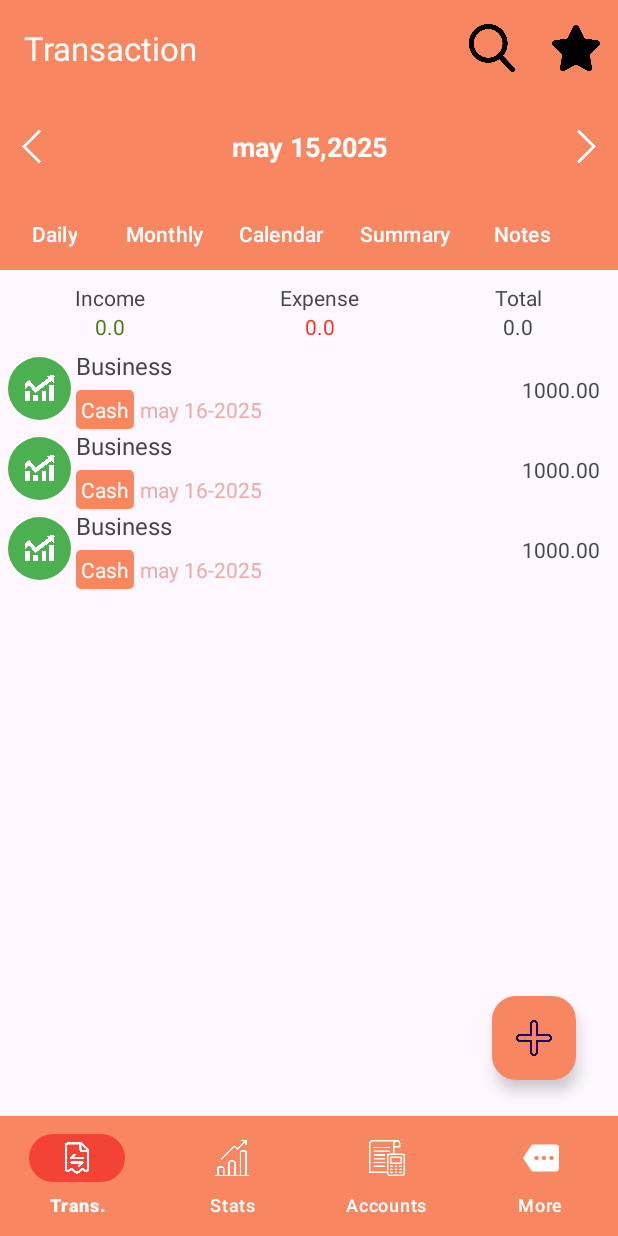
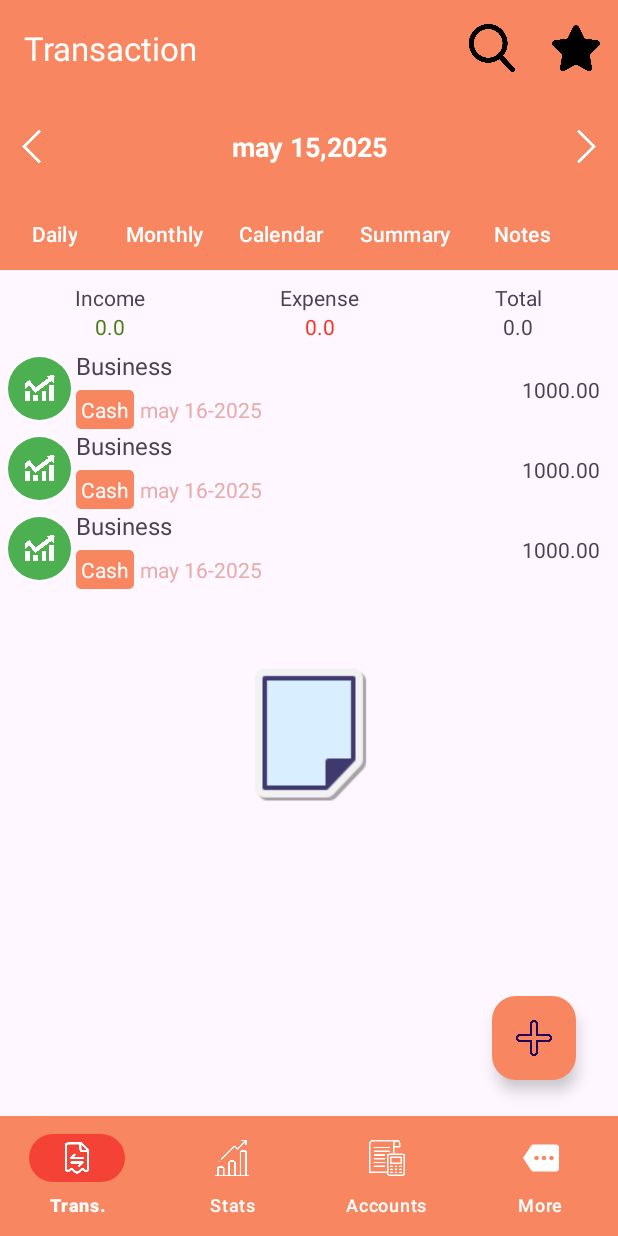
Before and after one commit to naikajsevak/ExpenseTracker, an Android app: the layout activity_main.xml on its own in the app's theme, with its tools: preview values and no code run, on a phone screen of 412 x 824 dp. Run offline under Robolectric (Android 15) with nearby library versions, the phone set to English and light mode, and no system bars; Roboto replaces fonts that are not available here.

```diff
--- a/app/src/main/java/com/example/expensetracker/viewmodel/MainViewModel.java
+++ b/app/src/main/java/com/example/expensetracker/viewmodel/MainViewModel.java
@@ -70,6 +70,10 @@ public class MainViewModel extends AndroidViewModel {
         realm.beginTransaction();
         realm.copyToRealmOrUpdate(transaction);
         realm.commitTransaction();
-
+    }
+    public void deleteTransaction()
+    {
+        realm.beginTransaction();
+        realm.commitTransaction();
     }
 }
--- a/app/src/main/res/layout/activity_main.xml
+++ b/app/src/main/res/layout/activity_main.xml
@@ -6,6 +6,7 @@
     android:layout_height="match_parent"
     tools:context=".views.activities.MainActivity"
     tools:menu="@menu/bottom_menu">
+
     <androidx.recyclerview.widget.RecyclerView
         android:id="@+id/transactionList"
         android:layout_width="0dp"
@@ -13,8 +14,10 @@
         app:layout_constraintBottom_toTopOf="@+id/bottomNavigationView"
         app:layout_constraintEnd_toEndOf="parent"
 
+        app:layout_constraintHorizontal_bias="0.0"
         app:layout_constraintStart_toStartOf="parent"
         app:layout_constraintTop_toBottomOf="@+id/linearLayout2"
+        app:layout_constraintVertical_bias="0.0"
         tools:listitem="@layout/row_transaction" />
 
     <com.google.android.material.tabs.TabLayout
@@ -213,5 +216,16 @@
         app:layout_constraintBottom_toTopOf="@+id/bottomNavigationView"
         app:layout_constraintEnd_toEndOf="parent" />
 
+    <ImageView
+        android:id="@+id/empty_state"
+        android:layout_width="wrap_content"
+        android:layout_height="wrap_content"
+        android:alpha="1"
+        app:layout_constraintBottom_toBottomOf="@+id/transactionList"
+        app:layout_constraintEnd_toEndOf="parent"
+        app:layout_constraintStart_toStartOf="parent"
+        app:layout_constraintTop_toTopOf="@+id/transactionList"
+        app:srcCompat="@drawable/empty_state" />
+
 
 </androidx.constraintlayout.widget.ConstraintLayout>
```
Also changed, not shown: app/src/main/java/com/example/expensetracker/adapters/AccountAdapter.java (+1 -6 lines), app/src/main/java/com/example/expensetracker/adapters/TransactionsAdapter.java (+24 -0 lines), app/src/main/java/com/example/expensetracker/views/activities/MainActivity.java (+7 -0 lines), app/src/main/res/drawable/empty_state.jpg (deleted), app/src/main/res/drawable/empty_state.png (added).
